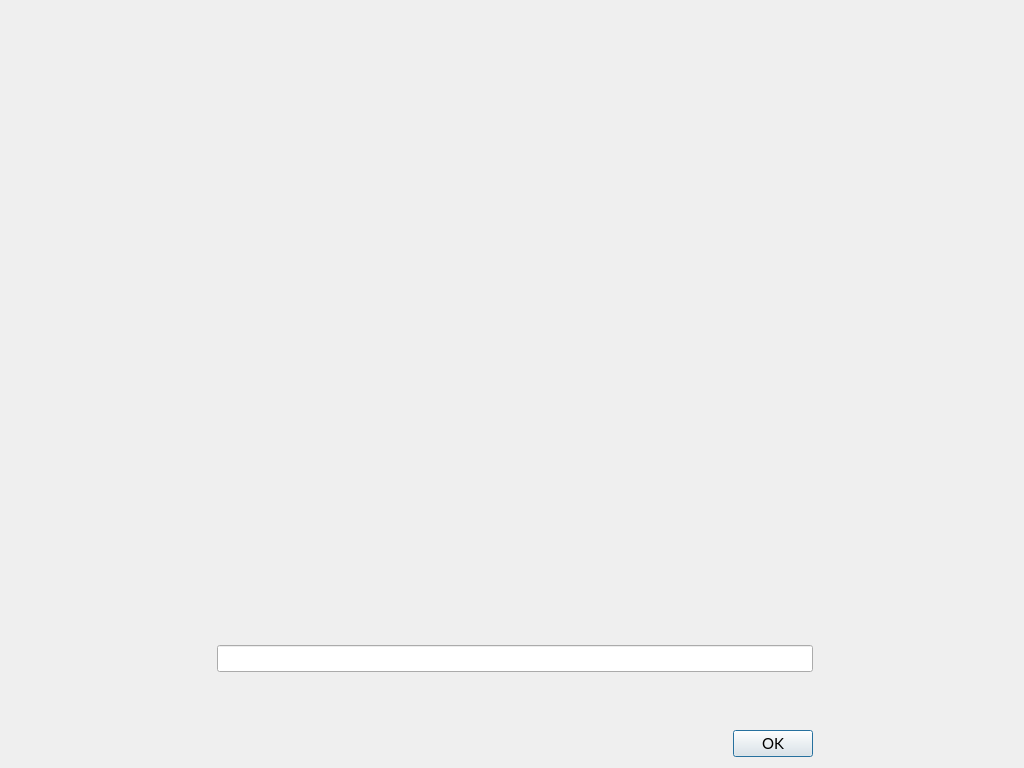
Qt form src/qt/forms/askpassphrasepage.ui (VeriConomy/vericoin) before a commit.
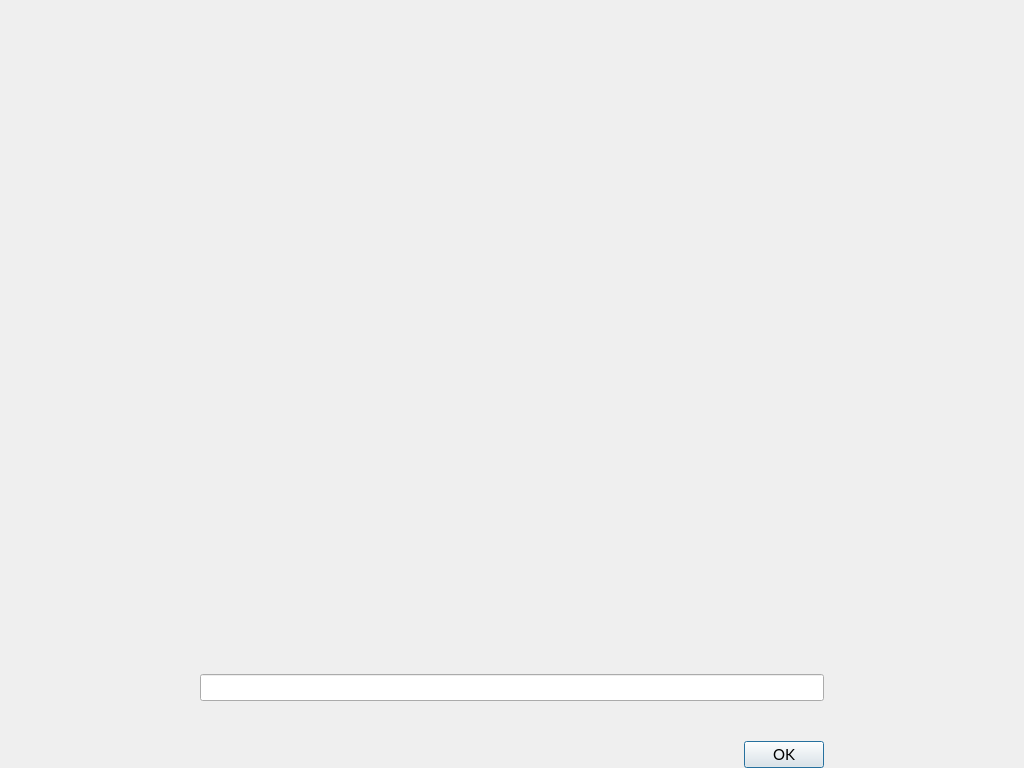
The same form after that commit. Icons and pictures are not drawn.

Patch:
```diff
--- a/src/qt/forms/askpassphrasepage.ui
+++ b/src/qt/forms/askpassphrasepage.ui
@@ -32,6 +32,21 @@
    <string>Passphrase Page</string>
   </property>
   <layout class="QVBoxLayout" name="verticalLayout">
+   <property name="spacing">
+    <number>0</number>
+   </property>
+   <property name="leftMargin">
+    <number>0</number>
+   </property>
+   <property name="topMargin">
+    <number>0</number>
+   </property>
+   <property name="rightMargin">
+    <number>0</number>
+   </property>
+   <property name="bottomMargin">
+    <number>0</number>
+   </property>
    <item>
     <layout class="QFormLayout" name="formLayout">
      <property name="fieldGrowthPolicy">
```
